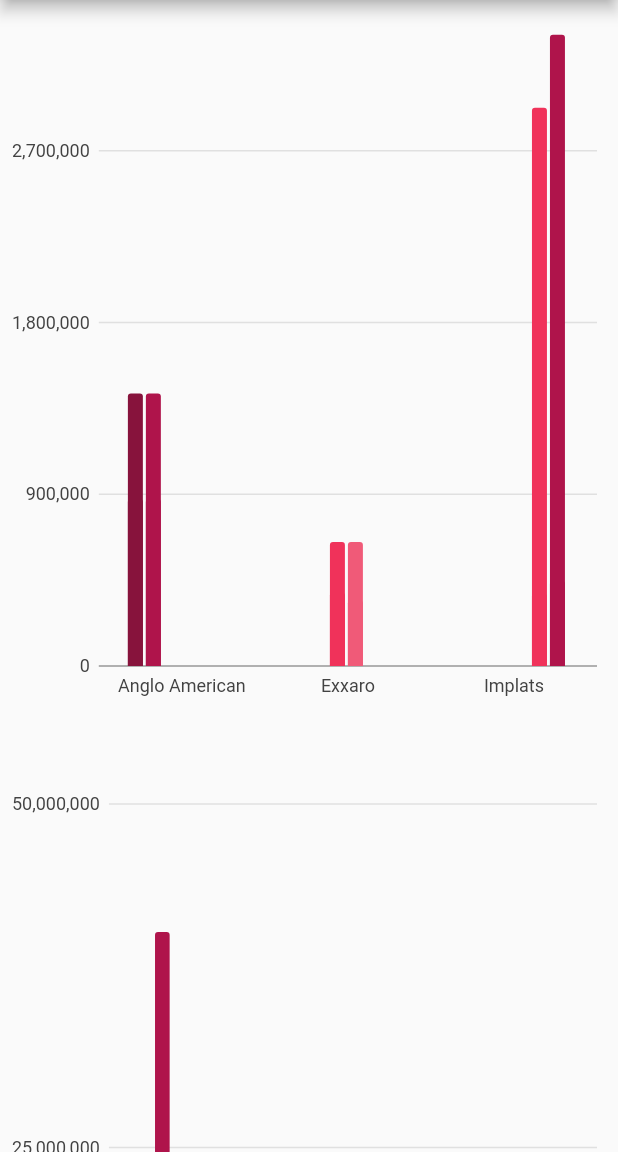
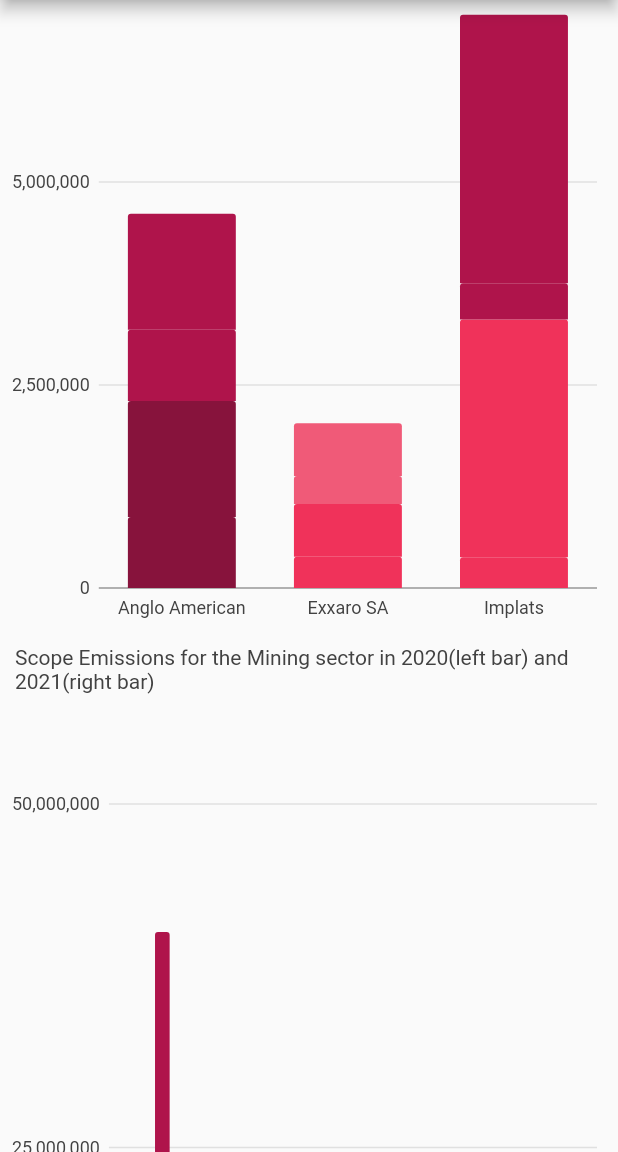
Before and after one commit to Nsuku0/absa_ecg_dashboard, a Flutter app: the BarHome screen opened directly, scrolled down 1728 dp, on a phone screen of 412 x 824 dp, the part 84-1236 px from its top. Run offline on Flutter 3.47's test engine with Material 2 defaults, Android fonts, the phone set to English and light mode, and no system bars; our stand-ins replace charts_flutter, syncfusion_flutter_charts; missing offline and left inert: pretty_gauge; statements that could not run were skipped.

```diff
--- a/lib/bar_charts/charts/mining_chart.dart
+++ b/lib/bar_charts/charts/mining_chart.dart
@@ -6,93 +6,103 @@ class MiningChart extends StatelessWidget {
   List<charts.Series> seriesList = _createSampleData();
   final bool animate = true;
 
-  MiningChart({Key? key}) : super(key: key);
+  MiningChart();
 
   factory MiningChart.withSampleData() {
-    return MiningChart();
+    return new MiningChart();
   }
 
   @override
   Widget build(BuildContext context) {
-    return charts.BarChart(
+    return new charts.BarChart(
       seriesList = _createSampleData(),
       animate: animate,
-      //barGroupingType: charts.BarGroupingType.stacked,
+      barGroupingType: charts.BarGroupingType.stacked,
       // Add the series legend behavior to the chart to turn on series legends.
       // By default the legend will display above the chart.
-      //behaviors: [charts.SeriesLegend()],
+      defaultRenderer: charts.BarRendererConfig(
+          cornerStrategy: const charts.ConstCornerStrategy(2)),
+
+     behaviors: [
+        charts.ChartTitle(
+            'Scope Emissions for the Mining sector in 2020(left bar) and 2021(right bar)',
+            behaviorPosition: charts.BehaviorPosition.bottom,
+            titleStyleSpec:   const charts.TextStyleSpec(fontSize: 14,),
+            titleOutsideJustification:
+            charts.OutsideJustification.middleDrawArea),
+      ],
     );
   }
 
   /// Create series list with multiple series
   static List<charts.Series<Emissions, String>> _createSampleData() {
     final anglo_2020 = [
-      Emissions('Anglo American', 875714), //1 2020
-      Emissions('Anglo American', 1428571), //2 2020
+      new Emissions('Anglo American', 875714), //1 2020
+      new Emissions('Anglo American', 1428571), //2 2020
     ];
 
     final anglo_2021 = [
-      Emissions('Anglo American', 875714), //1 2021
-      Emissions('Anglo American', 1428571), //2 2021
+      new Emissions('Anglo American', 875714), //1 2021
+      new Emissions('Anglo American', 1428571), //2 2021
     ];
 
     final exxaro_2020 = [
-      Emissions('Exxaro', 385000), //1 2020
-      Emissions('Exxaro', 650000), //2 2020
+      new Emissions('Exxaro SA', 385000), //1 2020
+      new Emissions('Exxaro SA', 650000), //2 2020
     ];
 
     final exxaro_2021 = [
-      Emissions('Exxaro', 345000), //1 2021
-      Emissions('Exxaro', 650000), //2 2021
+      new Emissions('Exxaro SA', 345000), //1 2021
+      new Emissions('Exxaro SA', 650000), //2 2021
     ];
 
     final implats_2020 = [
-      Emissions('Implats', 380114), //1 2020
-      Emissions('Implats', 2925700), //2 2020
+      new Emissions('Implats', 380114), //1 2020
+      new Emissions('Implats', 2925700), //2 2020
     ];
 
     final implats_2021 = [
-      Emissions('Implats', 447247), //1 2021
-      Emissions('Implats', 3307630), //2 2021
+      new Emissions('Implats', 447247), //1 2021
+      new Emissions('Implats', 3307630), //2 2021
     ];
 
     return [
-      charts.Series<Emissions, String>(
-        id: 'Anglo (2020)',
+      new charts.Series<Emissions, String>(
+        id: 'Anglo American (2020)',
         colorFn: (_, __) => charts.ColorUtil.fromDartColor(pinks[0]),
         domainFn: (Emissions emission, _) => emission.name,
         measureFn: (Emissions emission, _) => emission.emissions,
         data: anglo_2020,
       ),
-      charts.Series<Emissions, String>(
-        id: 'Anglo (2021)',
+      new charts.Series<Emissions, String>(
+        id: 'Anglo American (2021)',
         colorFn: (_, __) => charts.ColorUtil.fromDartColor(pinks[1]),
         domainFn: (Emissions emission, _) => emission.name,
         measureFn: (Emissions emission, _) => emission.emissions,
         data: anglo_2021,
       ),
-      charts.Series<Emissions, String>(
+      new charts.Series<Emissions, String>(
         id: 'Exxaro (2020)',
         colorFn: (_, __) => charts.ColorUtil.fromDartColor(pinks[2]),
         domainFn: (Emissions emission, _) => emission.name,
         measureFn: (Emissions emission, _) => emission.emissions,
         data: exxaro_2020,
       ),
-      charts.Series<Emissions, String>(
-        id: 'Exxaro (2021)',
+      new charts.Series<Emissions, String>(
+        id: 'Exxaro(2021)',
         colorFn: (_, __) => charts.ColorUtil.fromDartColor(pinks[3]),
         domainFn: (Emissions emission, _) => emission.name,
         measureFn: (Emissions emission, _) => emission.emissions,
         data: exxaro_2021,
       ),
-      charts.Series<Emissions, String>(
+      new charts.Series<Emissions, String>(
         id: 'Implats (2020)',
         colorFn: (_, __) => charts.ColorUtil.fromDartColor(pinks[2]),
         domainFn: (Emissions emission, _) => emission.name,
         measureFn: (Emissions emission, _) => emission.emissions,
         data: implats_2020,
       ),
-      charts.Series<Emissions, String>(
+      new charts.Series<Emissions, String>(
         id: 'Implats (2021)',
         colorFn: (_, __) => charts.ColorUtil.fromDartColor(pinks[1]),
         domainFn: (Emissions emission, _) => emission.name,
```
